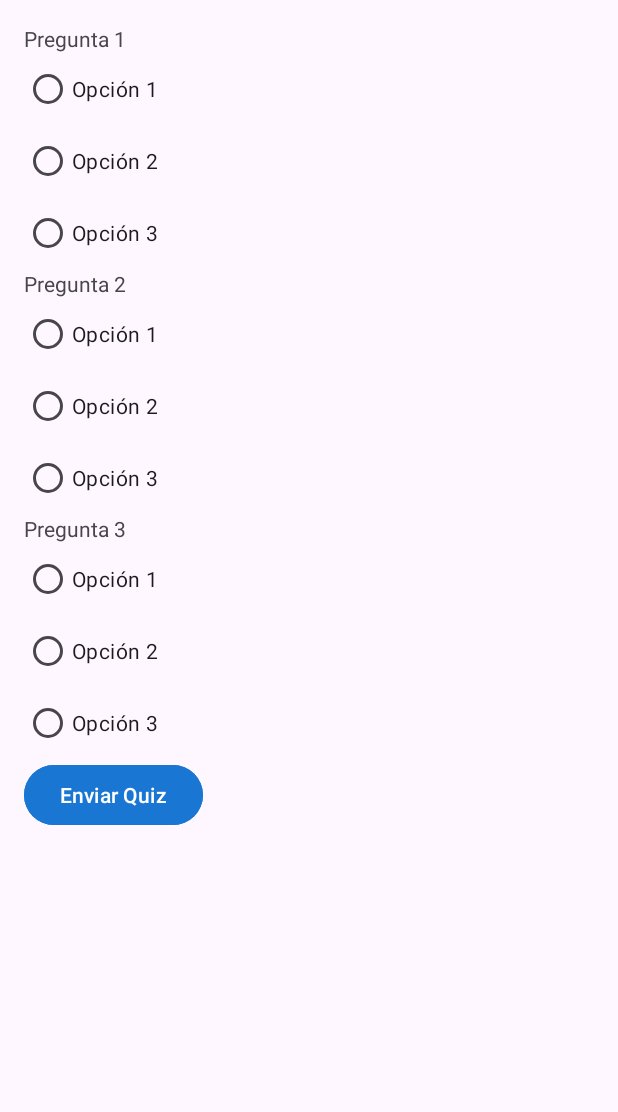
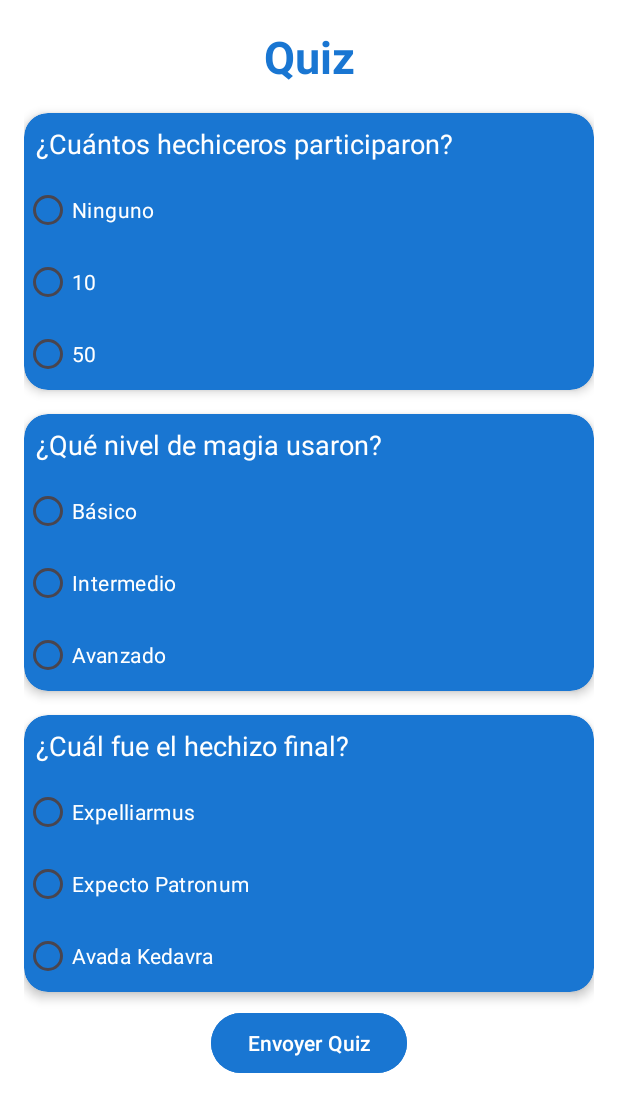
Before and after one commit to Paularoseromorales/labo3, an Android app: the TakeQuizActivity screen opened directly, with no data from a screen before it, on a phone screen of 412 x 824 dp. Shown: the top 1112 px of the screen. Run offline under Robolectric (Android 15) with nearby library versions, the phone set to English and light mode, and no system bars.

Commit message:
cambios formulrio

```diff
--- a/app/build.gradle.kts
+++ b/app/build.gradle.kts
@@ -40,4 +40,5 @@ dependencies {
     testImplementation(libs.junit)
     androidTestImplementation(libs.ext.junit)
     androidTestImplementation(libs.espresso.core)
+    implementation ("androidx.cardview:cardview:1.0.0")
 }
--- a/app/src/main/res/layout/activity_take_quiz.xml
+++ b/app/src/main/res/layout/activity_take_quiz.xml
@@ -1,7 +1,9 @@
 <?xml version="1.0" encoding="utf-8"?>
 <ScrollView xmlns:android="http://schemas.android.com/apk/res/android"
+    xmlns:app="http://schemas.android.com/apk/res-auto"
     android:layout_width="match_parent"
     android:layout_height="match_parent"
+    android:background="#FFFFFF"
     android:padding="16dp">
 
     <LinearLayout
@@ -9,12 +11,42 @@
         android:layout_height="wrap_content"
         android:orientation="vertical">
 
+        <!-- Título del quiz -->
+        <TextView
+            android:id="@+id/quizTitle"
+            android:layout_width="match_parent"
+            android:layout_height="wrap_content"
+            android:text="Quiz"
+            android:textSize="30sp"
+            android:textColor="@color/blue"
+            android:gravity="center"
+            android:padding="1dp"
+            android:textStyle="bold" />
+
         <!-- Pregunta 1 -->
+        <androidx.cardview.widget.CardView
+            android:layout_width="match_parent"
+            android:layout_height="wrap_content"
+            android:layout_marginTop="16dp"
+            app:cardElevation="4dp"
+            app:cardCornerRadius="16dp"
+            app:cardBackgroundColor="@color/blue"
+            android:padding="16dp">
+
+            <LinearLayout
+                android:layout_width="match_parent"
+                android:layout_height="wrap_content"
+                android:orientation="vertical">
+
                 <TextView
                     android:id="@+id/question1Text"
                     android:layout_width="match_parent"
                     android:layout_height="wrap_content"
-            android:text="Pregunta 1" />
+                    android:text="¿Cuántos hechiceros participaron?"
+                    android:textColor="#FFFFFF"
+                    android:textStyle=""
+                    android:textSize="18sp"
+                    android:padding="8dp" />
 
                 <RadioGroup
                     android:id="@+id/question1Group"
@@ -25,27 +57,49 @@
                         android:id="@+id/option1Q1"
                         android:layout_width="wrap_content"
                         android:layout_height="wrap_content"
-                android:text="Opción 1" />
+                        android:text="Ninguno"
+                        android:textColor="#FFFFFF" />
 
                     <RadioButton
                         android:id="@+id/option2Q1"
                         android:layout_width="wrap_content"
                         android:layout_height="wrap_content"
-                android:text="Opción 2" />
+                        android:text="10"
+                        android:textColor="#FFFFFF" />
 
                     <RadioButton
                         android:id="@+id/option3Q1"
                         android:layout_width="wrap_content"
                         android:layout_height="wrap_content"
-                android:text="Opción 3" />
+                        android:text="50"
+                        android:textColor="#FFFFFF" />
                 </RadioGroup>
+            </LinearLayout>
+        </androidx.cardview.widget.CardView>
 
         <!-- Pregunta 2 -->
+        <androidx.cardview.widget.CardView
+            android:layout_width="match_parent"
+            android:layout_height="wrap_content"
+            android:layout_marginTop="16dp"
+            app:cardElevation="4dp"
+            app:cardCornerRadius="16dp"
+            app:cardBackgroundColor="@color/blue"
+            android:padding="16dp">
+
+            <LinearLayout
+                android:layout_width="match_parent"
+                android:layout_height="wrap_content"
+                android:orientation="vertical">
+
                 <TextView
                     android:id="@+id/question2Text"
                     android:layout_width="match_parent"
                     android:layout_height="wrap_content"
-            android:text="Pregunta 2" />
+                    android:text="¿Qué nivel de magia usaron?"
+                    android:textColor="#FFFFFF"
+                    android:textSize="18sp"
+                    android:padding="8dp" />
 
                 <RadioGroup
                     android:id="@+id/question2Group"
@@ -56,27 +110,49 @@
                         android:id="@+id/option1Q2"
                         android:layout_width="wrap_content"
                         android:layout_height="wrap_content"
-                android:text="Opción 1" />
+                        android:text="Básico"
+                        android:textColor="#FFFFFF" />
 
                     <RadioButton
                         android:id="@+id/option2Q2"
                         android:layout_width="wrap_content"
                         android:layout_height="wrap_content"
-                android:text="Opción 2" />
+                        android:text="Intermedio"
+                        android:textColor="#FFFFFF" />
 
                     <RadioButton
                         android:id="@+id/option3Q2"
                         android:layout_width="wrap_content"
                         android:layout_height="wrap_content"
-                android:text="Opción 3" />
+                        android:text="Avanzado"
+                        android:textColor="#FFFFFF" />
                 </RadioGroup>
+            </LinearLayout>
+        </androidx.cardview.widget.CardView>
 
         <!-- Pregunta 3 -->
+        <androidx.cardview.widget.CardView
+            android:layout_width="match_parent"
+            android:layout_height="wrap_content"
+            android:layout_marginTop="16dp"
+            app:cardElevation="4dp"
+            app:cardCornerRadius="16dp"
+            app:cardBackgroundColor="@color/blue"
+            android:padding="16dp">
+
+            <LinearLayout
+                android:layout_width="match_parent"
+                android:layout_height="wrap_content"
+                android:orientation="vertical">
+
                 <TextView
                     android:id="@+id/question3Text"
                     android:layout_width="match_parent"
                     android:layout_height="wrap_content"
-            android:text="Pregunta 3" />
+                    android:text="¿Cuál fue el hechizo final?"
+                    android:textColor="#FFFFFF"
+                    android:textSize="18sp"
+                    android:padding="8dp" />
 
                 <RadioGroup
                     android:id="@+id/question3Group"
@@ -87,20 +163,25 @@
                         android:id="@+id/option1Q3"
                         android:layout_width="wrap_content"
                         android:layout_height="wrap_content"
-                android:text="Opción 1" />
+                        android:text="Expelliarmus"
+                        android:textColor="#FFFFFF" />
 
                     <RadioButton
                         android:id="@+id/option2Q3"
                         android:layout_width="wrap_content"
                         android:layout_height="wrap_content"
-                android:text="Opción 2" />
+                        android:text="Expecto Patronum"
+                        android:textColor="#FFFFFF" />
 
                     <RadioButton
                         android:id="@+id/option3Q3"
                         android:layout_width="wrap_content"
                         android:layout_height="wrap_content"
-                android:text="Opción 3" />
+                        android:text="Avada Kedavra"
+                        android:textColor="#FFFFFF" />
                 </RadioGroup>
+            </LinearLayout>
+        </androidx.cardview.widget.CardView>
 
         <!-- Botón para enviar el quiz -->
         <Button
@@ -108,6 +189,10 @@
             android:layout_width="wrap_content"
             android:layout_height="wrap_content"
             android:backgroundTint="@color/blue"
-            android:text="Enviar Quiz" />
+            android:text="Envoyer Quiz"
+            android:textColor="@color/white"
+            android:layout_marginTop="10dp"
+            android:layout_gravity="center" />
+
     </LinearLayout>
 </ScrollView>
```
Lines whose indentation alone changed are shown as unchanged.
